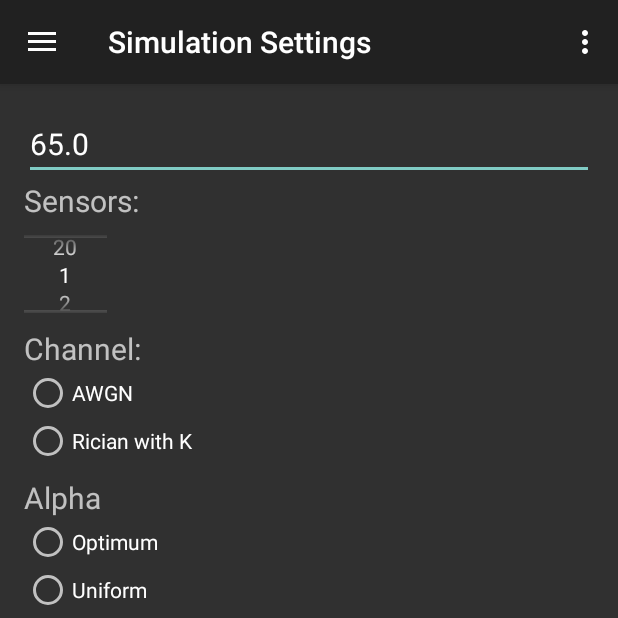
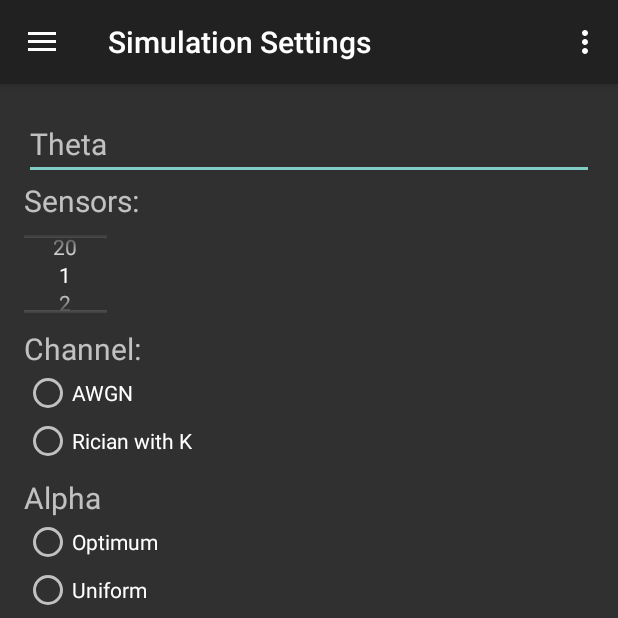
Before and after one commit to Saleh95/Wireless, an Android app: the screen it shows after launch (ConfigurationActivity), in the side drawer, after a tap on "Simulation", on a phone screen of 412 x 824 dp, the top half of it. Run offline under Robolectric (Android 15) with nearby library versions, the phone set to English and light mode, and no system bars; libraries missing offline, so code that uses them is left out: com.androidplot.util, com.androidplot.xy, com.flask.colorpicker, com.github.mikephil.charting; plain views replace AlphaSlider, ColorPickerView, LightnessSlider; 31 statements that could not run were skipped.

Commit message:
More Optimization

```diff
--- a/app/src/main/java/wonders/simulator/ConfigurationActivity.java
+++ b/app/src/main/java/wonders/simulator/ConfigurationActivity.java
@@ -82,7 +82,7 @@ public class ConfigurationActivity extends Simulator_main implements SetupListen
             @Override
             public void onValueChange(NumberPicker numberPicker, int default_val, int input) {
                 // display, then set runtime value to selected value
-                runtime_view.setText("Runtime: " + String.valueOf(input));
+                runtime_view.setText("Runtime:  " + String.valueOf(input));
                 runtime = input;
             }
         });
@@ -105,7 +105,6 @@ public class ConfigurationActivity extends Simulator_main implements SetupListen
         theta_input.setOnKeyListener(new View.OnKeyListener(){
             public boolean onKey(View view, int key, KeyEvent event){
                 // detect if user presses enter, change theta accordingly
-                ((EditText)view).setText("");
                 if((event.getAction() == KeyEvent.ACTION_DOWN) && (key == KeyEvent.KEYCODE_ENTER)){
                     if(!theta_input.getText().toString().equals("")){
                         theta = Double.parseDouble(theta_input.getText().toString());
@@ -116,7 +115,7 @@ public class ConfigurationActivity extends Simulator_main implements SetupListen
             }
         });
 
-        theta_input.setText(Double.toString(SimulationManager.getSimulationSetup().getTheta()));
+//        theta_input.setText(Double.toString(SimulationManager.getSimulationSetup().getTheta()));
 
         /*if(!theta_input.getText().toString().equals("")){
             theta = Double.parseDouble(theta_input.getText().toString());
--- a/app/src/main/java/wonders/simulator/Simulator_main.java
+++ b/app/src/main/java/wonders/simulator/Simulator_main.java
@@ -183,8 +183,8 @@ public class Simulator_main extends AppCompatActivity
 
         if (id == R.id.graph) {
             intent = new Intent(this,GraphActivity.class);
-//            intent.putExtra("bgColor",bgColor);
-//            intent.putExtra("Color",color);
+            manager.setColor(color);
+            manager.setBgColor(bgColor);
             startActivity(intent);
         } else if (id == R.id.stats) {
             intent = new Intent(this,StatisticsActivity.class);
```
